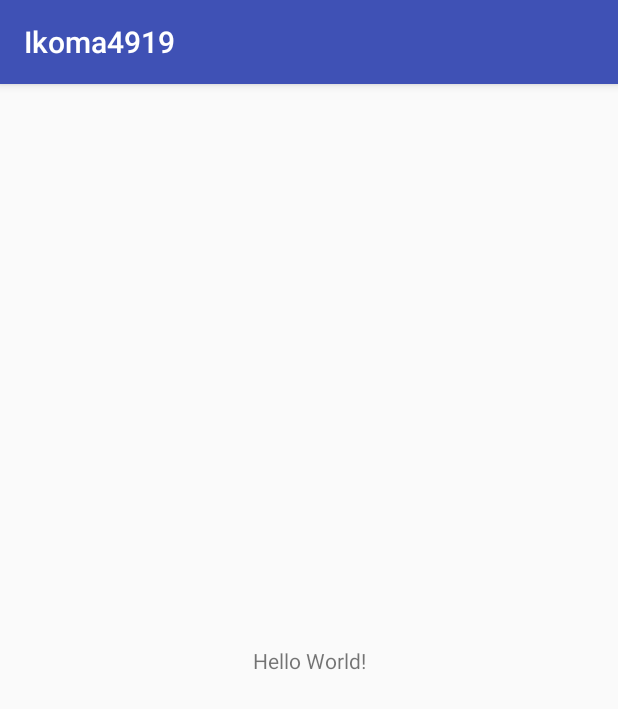
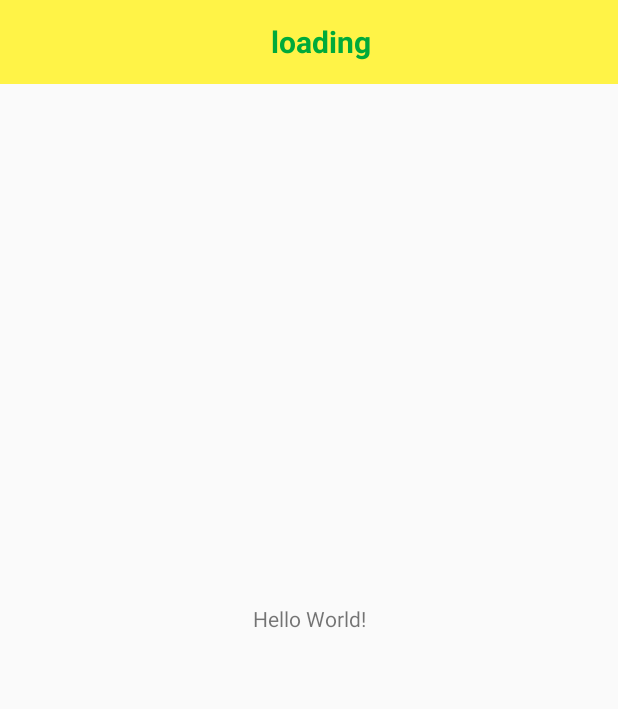
Before and after one commit to 4919/4919forIkoma-android, an Android app: the screen it shows after launch (MainActivity), on a phone screen of 412 x 824 dp. Shown: the top 709 px of the screen. Run offline under Robolectric (Android 15) with nearby library versions, the phone set to English and light mode, and no system bars.

Commit message:
ベーステーマを設定

```diff
--- a/app/src/main/res/layout/activity_main.xml
+++ b/app/src/main/res/layout/activity_main.xml
@@ -5,6 +5,32 @@
     android:layout_width="match_parent"
     android:layout_height="match_parent"
     tools:context="jp.naist.ubi_lab.ikoma4919.MainActivity">
+
+    <android.support.v7.widget.Toolbar
+        android:layout_height="56dp"
+        android:layout_width="fill_parent"
+        android:background="@color/baseColor_primary">
+
+        <RelativeLayout
+            android:layout_width="match_parent"
+            android:layout_height="wrap_content">
+
+            <ImageView
+                android:layout_width="@dimen/iconSize_toolbarIcon"
+                android:layout_height="@dimen/iconSize_toolbarIcon" />
+
+            <TextView
+                android:layout_width="wrap_content"
+                android:layout_height="wrap_content"
+                android:layout_centerHorizontal="true"
+                android:textSize="@dimen/fontSize_toolbarTitle"
+                android:textColor="@color/fontColor_primary"
+                android:textStyle="bold"
+                android:text="@string/initString_toolbarTitleDate"/>
+
+        </RelativeLayout>
+
+    </android.support.v7.widget.Toolbar>
 
     <TextView
         android:layout_width="wrap_content"
--- a/app/src/main/res/values/colors.xml
+++ b/app/src/main/res/values/colors.xml
@@ -1,6 +1,8 @@
 <?xml version="1.0" encoding="utf-8"?>
 <resources>
-    <color name="colorPrimary">#3F51B5</color>
-    <color name="colorPrimaryDark">#303F9F</color>
-    <color name="colorAccent">#FF4081</color>
+    <color name="baseColor_primary">#FFF347</color>
+    <color name="baseColor_primaryDark">#FFF347</color>
+    <color name="baseColor_accent">#E83828</color>
+
+    <color name="fontColor_primary">#00aa3a</color>
 </resources>
--- /dev/null
+++ b/app/src/main/res/values/dimen.xml
@@ -0,0 +1,6 @@
+<?xml version="1.0" encoding="utf-8"?>
+<resources>
+    <dimen name="fontSize_toolbarTitle">20sp</dimen>
+
+    <dimen name="iconSize_toolbarIcon">24dp</dimen>
+</resources>
--- a/app/src/main/res/values/strings.xml
+++ b/app/src/main/res/values/strings.xml
@@ -1,3 +1,6 @@
 <resources>
-    <string name="app_name">Ikoma4919</string>
+    <string name="app_name">4919 for Ikoma</string>
+
+    <string name="initString_toolbarTitleDate">loading</string>
+
 </resources>
--- a/app/src/main/res/values/styles.xml
+++ b/app/src/main/res/values/styles.xml
@@ -1,11 +1,11 @@
 <resources>
 
     <!-- Base application theme. -->
-    <style name="AppTheme" parent="Theme.AppCompat.Light.DarkActionBar">
+    <style name="AppTheme" parent="Theme.AppCompat.Light.NoActionBar">
         <!-- Customize your theme here. -->
-        <item name="colorPrimary">@color/colorPrimary</item>
-        <item name="colorPrimaryDark">@color/colorPrimaryDark</item>
-        <item name="colorAccent">@color/colorAccent</item>
+        <item name="colorPrimary">@color/baseColor_primary</item>
+        <item name="colorPrimaryDark">@color/baseColor_primaryDark</item>
+        <item name="colorAccent">@color/baseColor_accent</item>
     </style>
 
 </resources>
```
